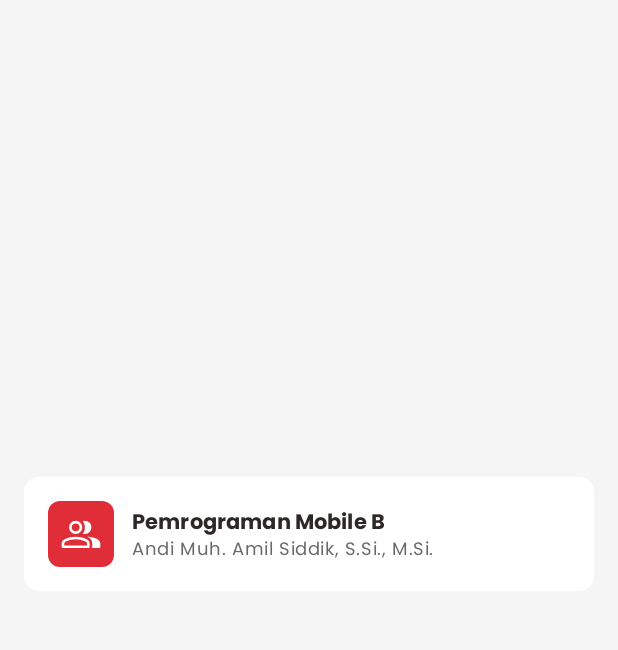
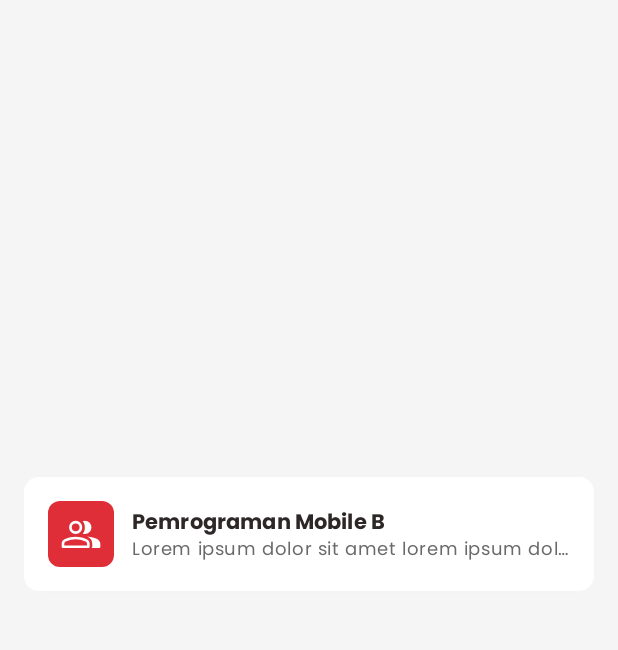
Before and after one commit to muammarahlnn/Learnyscape, an Android app built with Jetpack Compose: the screen it shows after launch (MainActivity), on a phone screen of 412 x 824 dp, the part 84-734 px from its top. Run offline under Robolectric (Android 15) with nearby library versions, the phone set to English and light mode, and no system bars; our stand-ins replace Dagger/Hilt's generated code.

Commit message:
feat(home): make teacher text in ClassItem overflows

```diff
--- a/feature/home/src/main/java/com/muammarahlnn/learnyscape/feature/home/HomeScreen.kt
+++ b/feature/home/src/main/java/com/muammarahlnn/learnyscape/feature/home/HomeScreen.kt
@@ -26,6 +26,7 @@ import androidx.compose.ui.res.stringResource
 import androidx.compose.ui.text.AnnotatedString
 import androidx.compose.ui.text.SpanStyle
 import androidx.compose.ui.text.font.FontWeight
+import androidx.compose.ui.text.style.TextOverflow
 import androidx.compose.ui.unit.dp
 
 
@@ -156,9 +157,11 @@ private fun ClassItem(modifier: Modifier = Modifier) {
                     )
                 )
                 Text(
-                    text = "Andi Muh. Amil Siddik, S.Si., M.Si.",
+                    text = "Lorem ipsum dolor sit amet lorem ipsum dolor sit amet",
                     color = MaterialTheme.colorScheme.onSurface,
-                    style = MaterialTheme.typography.bodySmall
+                    style = MaterialTheme.typography.bodySmall,
+                    overflow = TextOverflow.Ellipsis,
+                    maxLines = 1,
                 )
             }
         }
```
